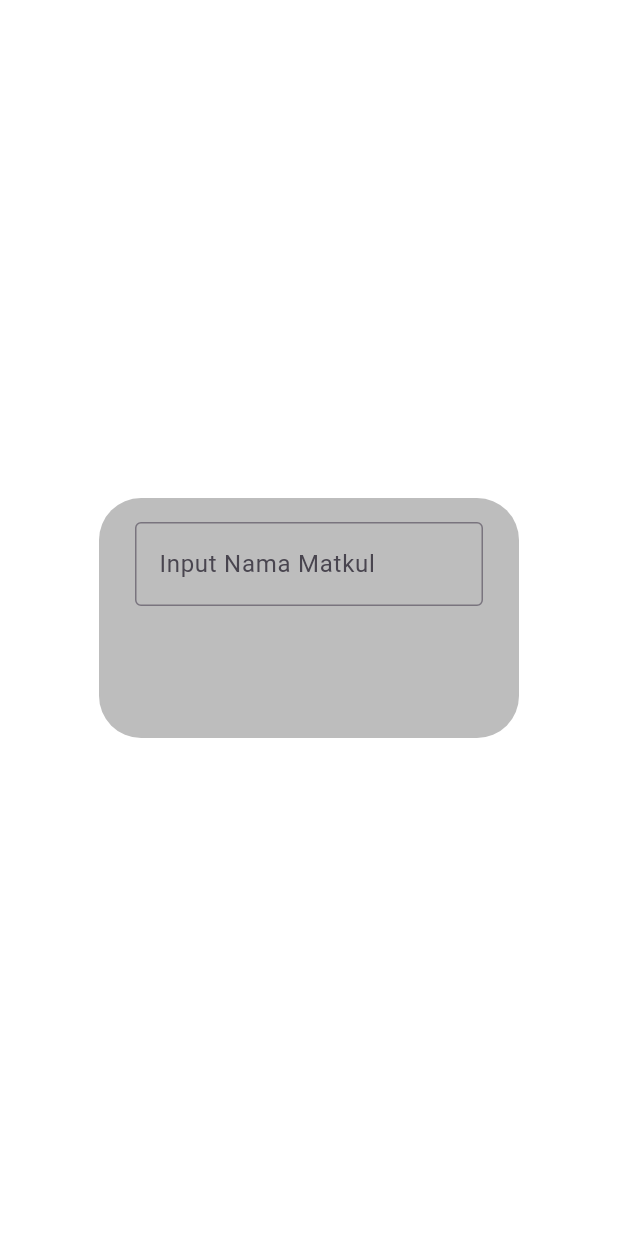
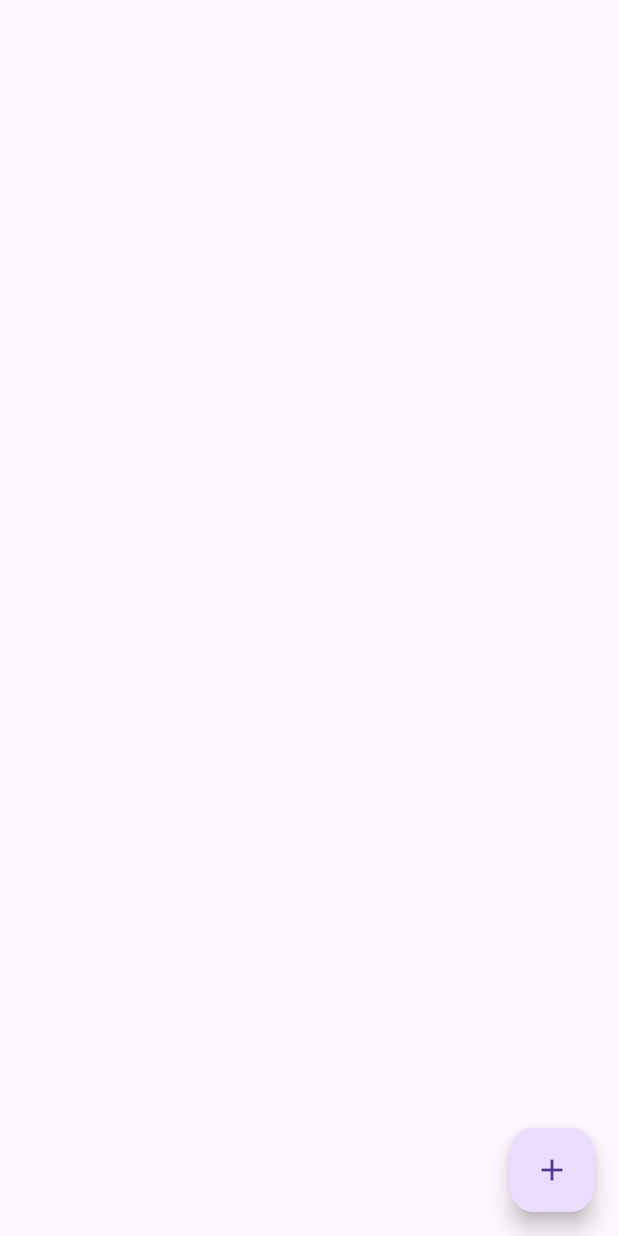
Before and after one commit to Priyapta/IPK_Calculator, a Flutter app: the screen it shows after launch, after a tap on "matdis", on a phone screen of 412 x 824 dp. Run offline on Flutter 3.47's test engine with Material 3 defaults, Android fonts, the phone set to English and light mode, and no system bars; our stand-ins replace cloud_firestore, firebase_auth, firebase_core, hive_flutter; missing offline and left inert: dart:js; accounts and stored records are empty.

Commit message:
Component page

```diff
--- /dev/null
+++ b/lib/pages/addValue_page.dart
@@ -0,0 +1,39 @@
+import 'package:flutter/material.dart';
+import 'package:ipk_kalkulator/components/component_field.dart';
+
+class AddValue extends StatefulWidget {
+  const AddValue({super.key});
+
+  @override
+  State<AddValue> createState() => _AddValueState();
+}
+
+class _AddValueState extends State<AddValue> {
+  int count = 0;
+
+  void addComponent() {
+    setState(() {
+      count++;
+    });
+  }
+
+  @override
+  Widget build(BuildContext context) {
+    return Scaffold(
+      floatingActionButton: FloatingActionButton(
+        onPressed: addComponent,
+        child: Icon(Icons.add),
+      ),
+      body: ListView.builder(
+        itemCount: count,
+        itemBuilder: (context, index) {
+          return Column(
+            children: [
+              ComponentField(),
+            ],
+          );
+        },
+      ),
+    );
+  }
+}
--- a/lib/pages/main_page.dart
+++ b/lib/pages/main_page.dart
@@ -4,6 +4,7 @@ import 'package:hive_flutter/hive_flutter.dart';
 import 'package:ipk_kalkulator/components/DialogBox.dart';
 import 'package:ipk_kalkulator/components/Ipktile.dart';
 import 'package:ipk_kalkulator/database/database.dart';
+import 'package:ipk_kalkulator/pages/addValue_page.dart';
 
 class mainPage extends StatefulWidget {
   const mainPage({super.key});
@@ -65,7 +66,7 @@ class _mainPageState extends State<mainPage> {
                 onTap: () async {
                   await Navigator.push(
                     context,
-                    MaterialPageRoute(builder: (context) => DialogBox()),
+                    MaterialPageRoute(builder: (context) => AddValue()),
                   );
                 });
           }),
```
Also changed, not shown: lib/components/component_field.dart (added, +17 -0 lines).
